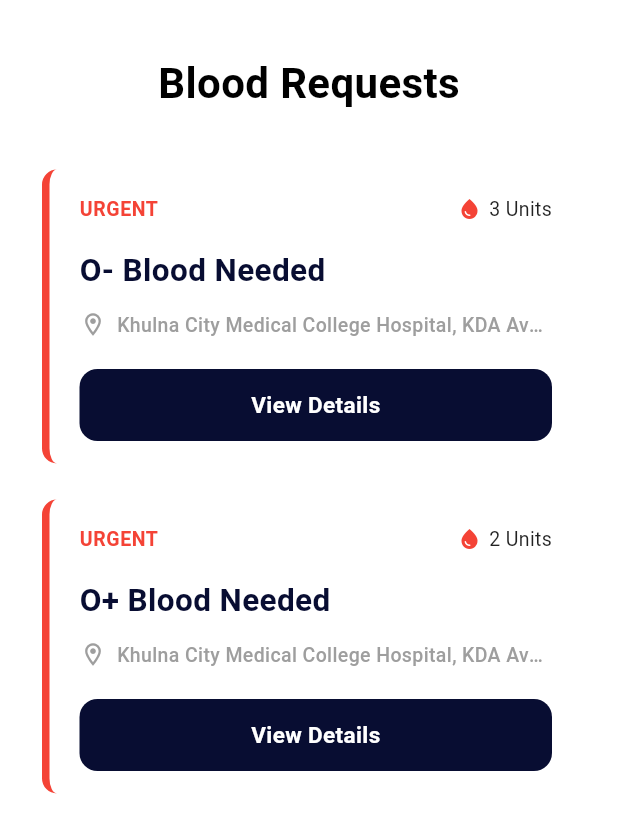
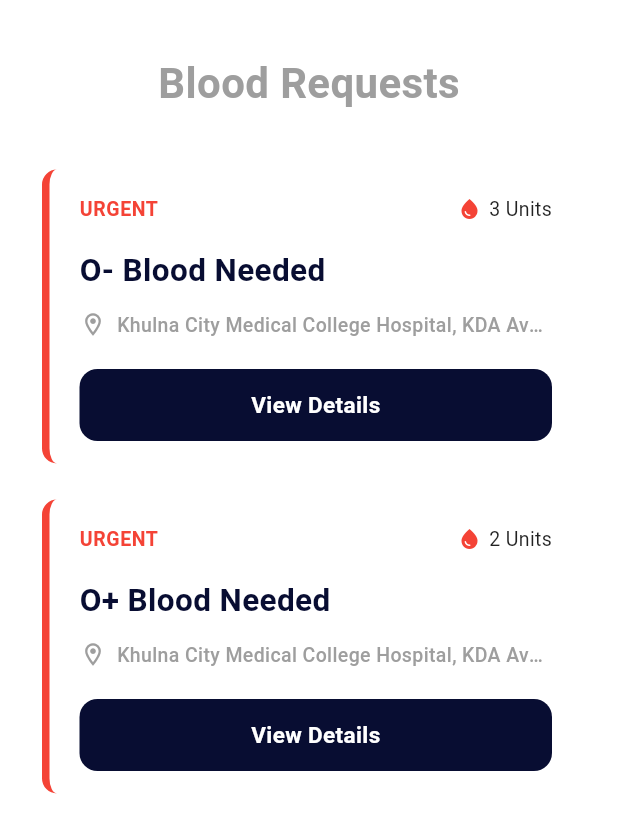
Before and after one commit to tahsinahmed-sys/Module19-Live-Exam-1, a Flutter app: the screen it shows after launch, on a phone screen of 412 x 824 dp. Shown: the top 833 px of the screen. Run offline on Flutter 3.47's test engine with Material 3 defaults, Android fonts, the phone set to English and light mode, and no system bars.

Commit message:
Chnaged to nevy blue color at line 67 and Title color modified

```diff
--- a/lib/main.dart
+++ b/lib/main.dart
@@ -29,7 +29,7 @@ class BloodRequestsPage extends StatelessWidget {
                 style: TextStyle(
                   fontSize: 28,
                   fontWeight: FontWeight.bold,
-                  color: Colors.black,
+                  color: grey,
                 ),
               ),
 
```
